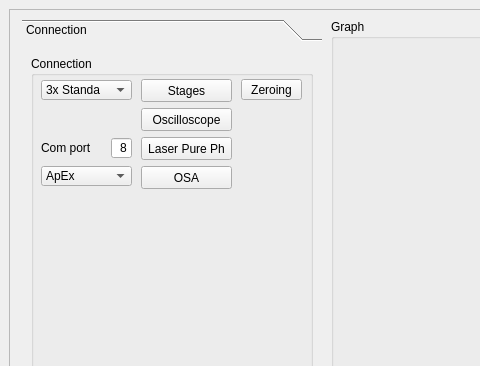
The window that Windows/UIs/MainWindow.ui (al509/ScanLoop) describes before a commit, drawn with Qt 5; both pictures show x 0 to 480 and y 0 to 366 of the 1115 by 728 pixel window.
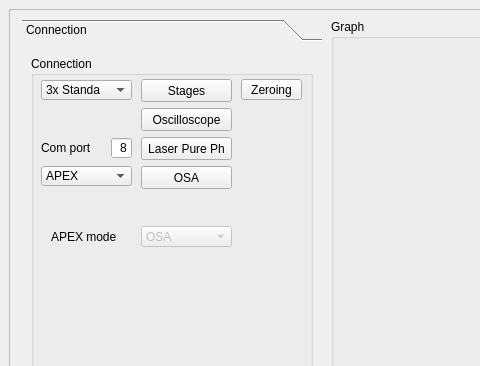
The same window after the commit.

Commit message: add APEX mode setting

The edit to the form file:
```diff
--- a/Windows/UIs/MainWindow.ui
+++ b/Windows/UIs/MainWindow.ui
@@ -55,8 +55,8 @@
         <rect>
          <x>0</x>
          <y>0</y>
-         <width>1091</width>
-         <height>653</height>
+         <width>1095</width>
+         <height>667</height>
         </rect>
        </property>
        <layout class="QGridLayout" name="gridLayout_4">
@@ -289,7 +289,7 @@
              <x>0</x>
              <y>0</y>
              <width>300</width>
-             <height>507</height>
+             <height>541</height>
             </rect>
            </property>
            <attribute name="label">
@@ -379,7 +379,7 @@
                </property>
                <item>
                 <property name="text">
-                 <string>ApEx</string>
+                 <string>APEX</string>
                 </property>
                </item>
                <item>
@@ -455,6 +455,42 @@
                 <string>Zeroing</string>
                </property>
               </widget>
+              <widget class="QLabel" name="label_29">
+               <property name="geometry">
+                <rect>
+                 <x>20</x>
+                 <y>170</y>
+                 <width>81</width>
+                 <height>21</height>
+                </rect>
+               </property>
+               <property name="text">
+                <string>APEX mode</string>
+               </property>
+              </widget>
+              <widget class="QComboBox" name="comboBox_APEX_mode">
+               <property name="enabled">
+                <bool>false</bool>
+               </property>
+               <property name="geometry">
+                <rect>
+                 <x>110</x>
+                 <y>170</y>
+                 <width>91</width>
+                 <height>21</height>
+                </rect>
+               </property>
+               <item>
+                <property name="text">
+                 <string>OSA</string>
+                </property>
+               </item>
+               <item>
+                <property name="text">
+                 <string>Tracking generator</string>
+                </property>
+               </item>
+              </widget>
              </widget>
             </item>
            </layout>
```
Left out of the diff: 38 changed lines with no effect on the pictures. The commit also changes 27 other files.
